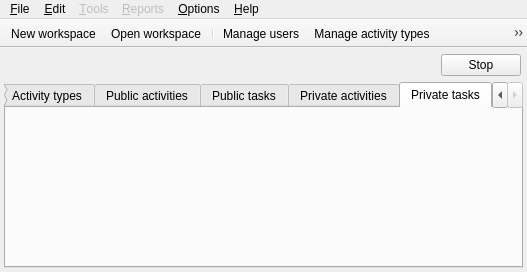
Old version of the form Srt.QT/tt3-skin-admin/MainFrame.ui in the repository akapustiatyahoocouk/TimeTracker3.
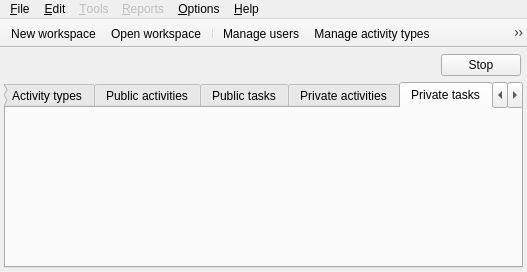
New version of the form. The open tabs and pages were chosen to show the change. Icons and pictures are not drawn.

```diff
--- a/Srt.QT/tt3-skin-admin/MainFrame.ui
+++ b/Srt.QT/tt3-skin-admin/MainFrame.ui
@@ -98,6 +98,15 @@
         <string>Private tasks</string>
        </attribute>
       </widget>
+      <widget class="QWidget" name="manageProjectsTab">
+       <attribute name="icon">
+        <iconset resource="tt3-skin-admin.qrc">
+         <normaloff>:/tt3-skin-admin/Resources/Images/Objects/ProjectSmall.png</normaloff>:/tt3-skin-admin/Resources/Images/Objects/ProjectSmall.png</iconset>
+       </attribute>
+       <attribute name="title">
+        <string>Projects</string>
+       </attribute>
+      </widget>
      </widget>
     </item>
     <item row="0" column="0">
```
Left out of the diff: 2 changed lines with no effect on the pictures.
